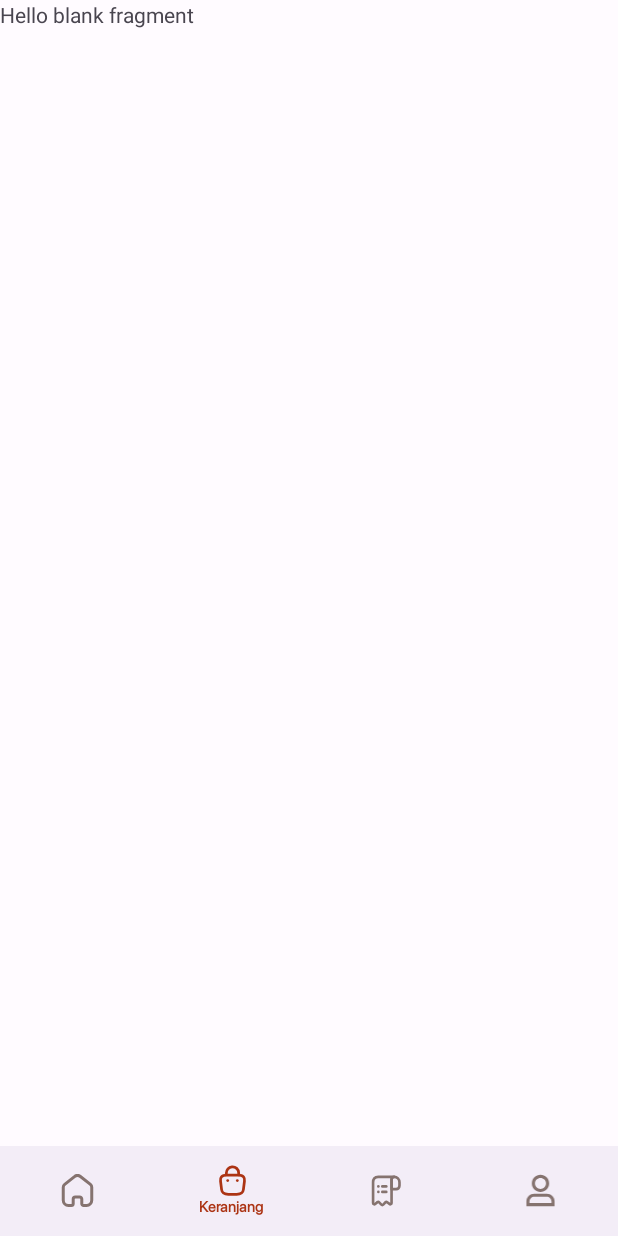
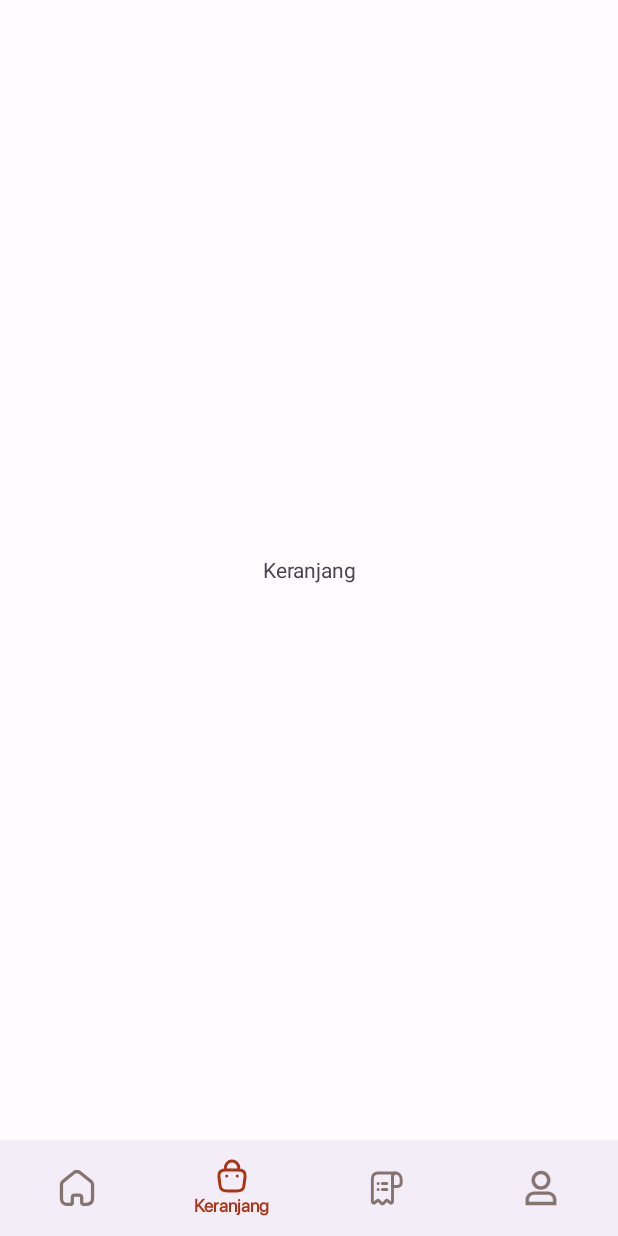
Before and after one commit to yudiatmoko/MyFoodStore, an Android app: the CartFragment screen opened through its navigation route, on a phone screen of 412 x 824 dp. Run offline under Robolectric (Android 15) with nearby library versions, the phone set to English and light mode, and no system bars; our stand-ins replace navigation-ui.

Commit message:
Finish bottom nav

```diff
--- a/app/src/main/res/color/bottom_nav_color.xml
+++ b/app/src/main/res/color/bottom_nav_color.xml
@@ -1,5 +1,5 @@
 <?xml version="1.0" encoding="utf-8"?>
 <selector xmlns:android="http://schemas.android.com/apk/res/android">
-    <item android:state_checked="true" android:color="@color/md_theme_light_primary" />
-    <item android:state_checked="false" android:color="@color/md_theme_light_outline"/>
+    <item android:color="@color/md_theme_light_primary" android:state_checked="true" />
+    <item android:color="@color/md_theme_light_outline" android:state_checked="false" />
 </selector>
--- a/app/src/main/res/layout/activity_main.xml
+++ b/app/src/main/res/layout/activity_main.xml
@@ -21,13 +21,13 @@
     <com.google.android.material.bottomnavigation.BottomNavigationView
         android:id="@+id/bottom_navigation_view"
         android:layout_width="0dp"
-        android:layout_height="60dp"
-        app:itemIconSize="22dp"
+        android:layout_height="64dp"
+        app:itemActiveIndicatorStyle="@android:color/transparent"
         app:itemBackground="@android:color/transparent"
+        app:itemIconSize="24dp"
+        app:itemIconTint="@color/bottom_nav_color"
         app:itemTextAppearanceActive="@style/BottomNavigationViewTextStyle"
-        app:itemIconTint="@color/bottom_nav_color"
         app:itemTextColor="@color/bottom_nav_color"
-        app:itemActiveIndicatorStyle="@android:color/transparent"
         app:layout_constraintBottom_toBottomOf="parent"
         app:layout_constraintEnd_toEndOf="parent"
         app:layout_constraintStart_toStartOf="parent"
--- a/app/src/main/res/layout/fragment_cart.xml
+++ b/app/src/main/res/layout/fragment_cart.xml
@@ -9,6 +9,7 @@
     <TextView
         android:layout_width="match_parent"
         android:layout_height="match_parent"
-        android:text="@string/hello_blank_fragment" />
+        android:gravity="center"
+        android:text="@string/cart" />
 
 </FrameLayout>
--- a/app/src/main/res/layout/fragment_home.xml
+++ b/app/src/main/res/layout/fragment_home.xml
@@ -9,6 +9,7 @@
     <TextView
         android:layout_width="match_parent"
         android:layout_height="match_parent"
+        android:gravity="center"
         android:text="@string/homepage" />
 
 </FrameLayout>
--- a/app/src/main/res/layout/fragment_order.xml
+++ b/app/src/main/res/layout/fragment_order.xml
@@ -9,6 +9,7 @@
     <TextView
         android:layout_width="match_parent"
         android:layout_height="match_parent"
-        android:text="@string/hello_blank_fragment" />
+        android:gravity="center"
+        android:text="@string/order" />
 
 </FrameLayout>
--- a/app/src/main/res/layout/fragment_profile.xml
+++ b/app/src/main/res/layout/fragment_profile.xml
@@ -9,6 +9,7 @@
     <TextView
         android:layout_width="match_parent"
         android:layout_height="match_parent"
-        android:text="@string/hello_blank_fragment" />
+        android:gravity="center"
+        android:text="@string/profile" />
 
 </FrameLayout>
--- a/app/src/main/res/values/themes.xml
+++ b/app/src/main/res/values/themes.xml
@@ -36,7 +36,7 @@
         ...
         <item name="android:fontFamily">@font/sf_pro_display_regular</item>
         <item name="android:background">@android:color/transparent</item>
-        <item name="android:textSize">10sp</item>
+        <item name="android:textSize">12sp</item>
         ...
     </style>
 </resources>
```
